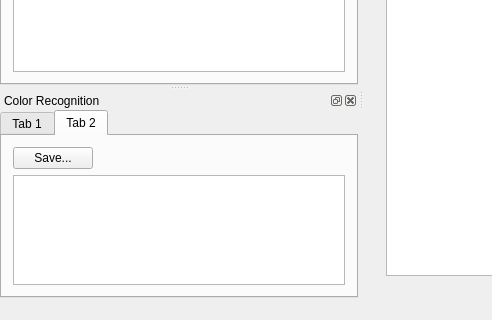
Before: the Qt Designer form mainwindow.ui in frankyeh/WSRecognizer, drawn with Qt 5; both pictures show x 0 to 492 and y 137 to 457 of the 752 by 457 pixel window.
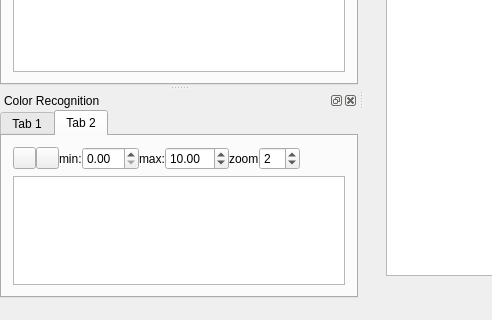
After: the same form once the commit is applied. The open tabs and pages were chosen to show the change. Icons and pictures are not drawn.

```diff
--- a/mainwindow.ui
+++ b/mainwindow.ui
@@ -282,10 +282,87 @@
         <layout class="QVBoxLayout" name="verticalLayout_9">
          <item>
           <layout class="QHBoxLayout" name="horizontalLayout_5">
+           <property name="spacing">
+            <number>0</number>
+           </property>
+           <item>
+            <widget class="QToolButton" name="open_reco_result">
+             <property name="maximumSize">
+              <size>
+               <width>23</width>
+               <height>22</height>
+              </size>
+             </property>
+             <property name="text">
+              <string/>
+             </property>
+             <property name="icon">
+              <iconset resource="icons.qrc">
+               <normaloff>:/icons/icons/open.xpm</normaloff>:/icons/icons/open.xpm</iconset>
+             </property>
+            </widget>
+           </item>
            <item>
             <widget class="QPushButton" name="save_reco_result">
+             <property name="maximumSize">
+              <size>
+               <width>23</width>
+               <height>22</height>
+              </size>
+             </property>
              <property name="text">
-              <string>Save...</string>
+              <string/>
+             </property>
+             <property name="icon">
+              <iconset resource="icons.qrc">
+               <normaloff>:/icons/icons/save.xpm</normaloff>:/icons/icons/save.xpm</iconset>
+             </property>
+            </widget>
+           </item>
+           <item>
+            <widget class="QLabel" name="label_2">
+             <property name="text">
+              <string>min:</string>
+             </property>
+            </widget>
+           </item>
+           <item>
+            <widget class="QDoubleSpinBox" name="color_min"/>
+           </item>
+           <item>
+            <widget class="QLabel" name="label_3">
+             <property name="text">
+              <string>max:</string>
+             </property>
+            </widget>
+           </item>
+           <item>
+            <widget class="QDoubleSpinBox" name="color_max">
+             <property name="maximum">
+              <double>100.000000000000000</double>
+             </property>
+             <property name="value">
+              <double>10.000000000000000</double>
+             </property>
+            </widget>
+           </item>
+           <item>
+            <widget class="QLabel" name="zoom_2">
+             <property name="text">
+              <string>zoom</string>
+             </property>
+            </widget>
+           </item>
+           <item>
+            <widget class="QSpinBox" name="zoom">
+             <property name="minimum">
+              <number>1</number>
+             </property>
+             <property name="maximum">
+              <number>10</number>
+             </property>
+             <property name="value">
+              <number>2</number>
              </property>
             </widget>
            </item>
```
Left out of the diff: 8 changed lines with no effect on the pictures.
